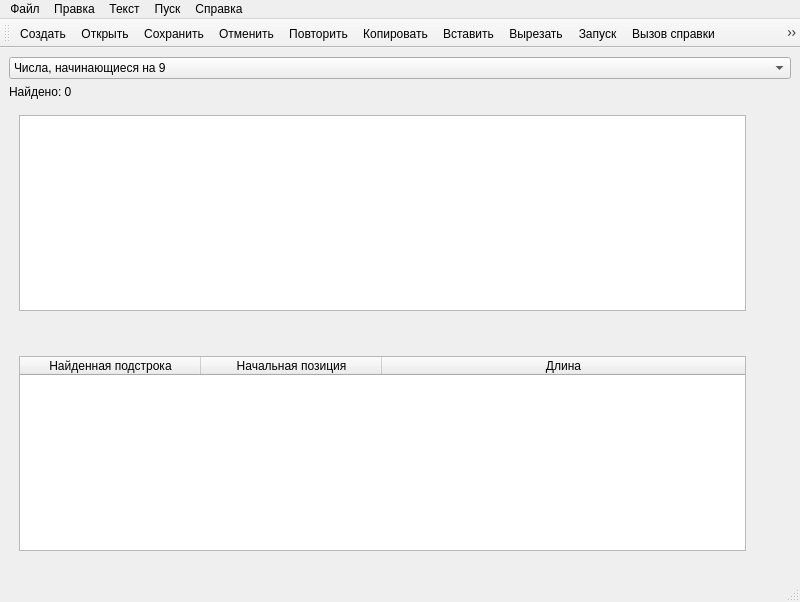
Lavrous/TFIK_Lab1, file .venv/design.ui: the form before one commit.
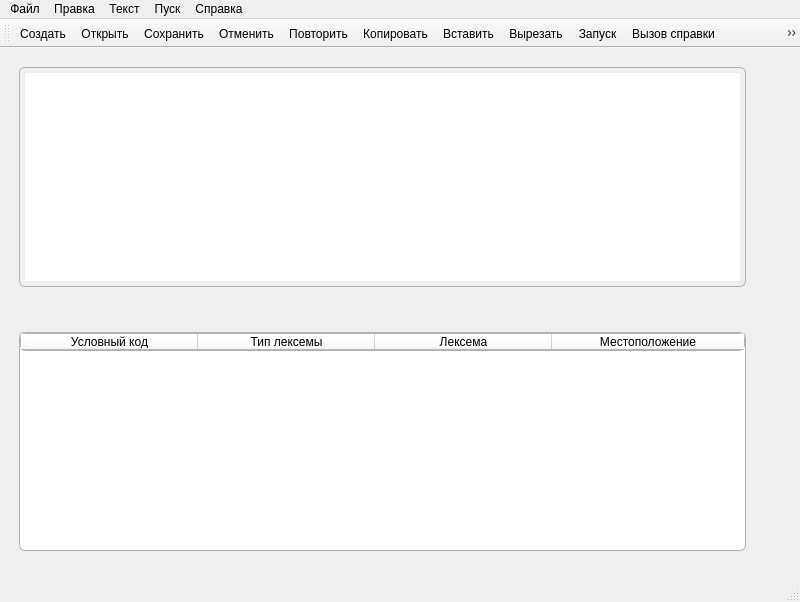
The form after the commit. Icons and pictures are not drawn.

Commit message: Lab3 stuff. Tested (hopefully)

Diff of the .ui file:
```diff
--- a/.venv/design.ui
+++ b/.venv/design.ui
@@ -15,37 +15,6 @@
   </property>
   <widget class="QWidget" name="centralwidget">
    <layout class="QVBoxLayout" name="verticalLayout_2">
-    <item>
-     <widget class="QComboBox" name="regexSelector">
-      <item>
-       <property name="text">
-        <string>Числа, начинающиеся на 9</string>
-       </property>
-      </item>
-      <item>
-       <property name="text">
-        <string>Номера карт Amex (РВ)</string>
-       </property>
-      </item>
-      <item>
-       <property name="text">
-        <string>Валюты</string>
-       </property>
-      </item>
-      <item>
-       <property name="text">
-        <string>Номера карт Amex (Автомат)</string>
-       </property>
-      </item>
-     </widget>
-    </item>
-    <item>
-     <widget class="QLabel" name="matchCountLabel">
-      <property name="text">
-       <string>Найдено: 0</string>
-      </property>
-     </widget>
-    </item>
     <item>
      <layout class="QVBoxLayout" name="verticalLayout">
       <property name="spacing">
@@ -67,10 +36,44 @@
        <number>20</number>
       </property>
       <item>
-       <widget class="QPlainTextEdit" name="codeArea"/>
+       <widget class="QPlainTextEdit" name="codeArea">
+        <property name="autoFillBackground">
+         <bool>false</bool>
+        </property>
+        <property name="styleSheet">
+         <string notr="true">border: 1px solid #b0b0b0;
+border-radius: 6px;
+padding: 5px; </string>
+        </property>
+        <property name="frameShape">
+         <enum>QFrame::Shape::Box</enum>
+        </property>
+        <property name="frameShadow">
+         <enum>QFrame::Shadow::Sunken</enum>
+        </property>
+        <property name="lineWidth">
+         <number>2</number>
+        </property>
+       </widget>
       </item>
       <item>
        <widget class="QTableWidget" name="outputTable">
+        <property name="styleSheet">
+         <string notr="true">background-color: #ffffff;
+border: 1px solid #b0b0b0;
+border-radius: 6px;
+gridline-color: #e0e0e0;
+</string>
+        </property>
+        <property name="frameShape">
+         <enum>QFrame::Shape::Box</enum>
+        </property>
+        <property name="frameShadow">
+         <enum>QFrame::Shadow::Plain</enum>
+        </property>
+        <property name="lineWidth">
+         <number>2</number>
+        </property>
         <property name="editTriggers">
          <set>QAbstractItemView::EditTrigger::NoEditTriggers</set>
         </property>
@@ -84,7 +87,7 @@
          <number>32</number>
         </attribute>
         <attribute name="horizontalHeaderDefaultSectionSize">
-         <number>181</number>
+         <number>177</number>
         </attribute>
         <attribute name="horizontalHeaderShowSortIndicator" stdset="0">
          <bool>false</bool>
@@ -93,7 +96,7 @@
          <bool>true</bool>
         </attribute>
         <attribute name="verticalHeaderVisible">
-         <bool>true</bool>
+         <bool>false</bool>
         </attribute>
         <attribute name="verticalHeaderShowSortIndicator" stdset="0">
          <bool>false</bool>
@@ -103,17 +106,22 @@
         </attribute>
         <column>
          <property name="text">
-          <string>Найденная подстрока</string>
+          <string>Условный код</string>
          </property>
         </column>
         <column>
          <property name="text">
-          <string>Начальная позиция</string>
+          <string>Тип лексемы</string>
          </property>
         </column>
         <column>
          <property name="text">
-          <string>Длина</string>
+          <string>Лексема</string>
+         </property>
+        </column>
+        <column>
+         <property name="text">
+          <string>Местоположение</string>
          </property>
         </column>
        </widget>
```
The commit also changes 1 other file.
